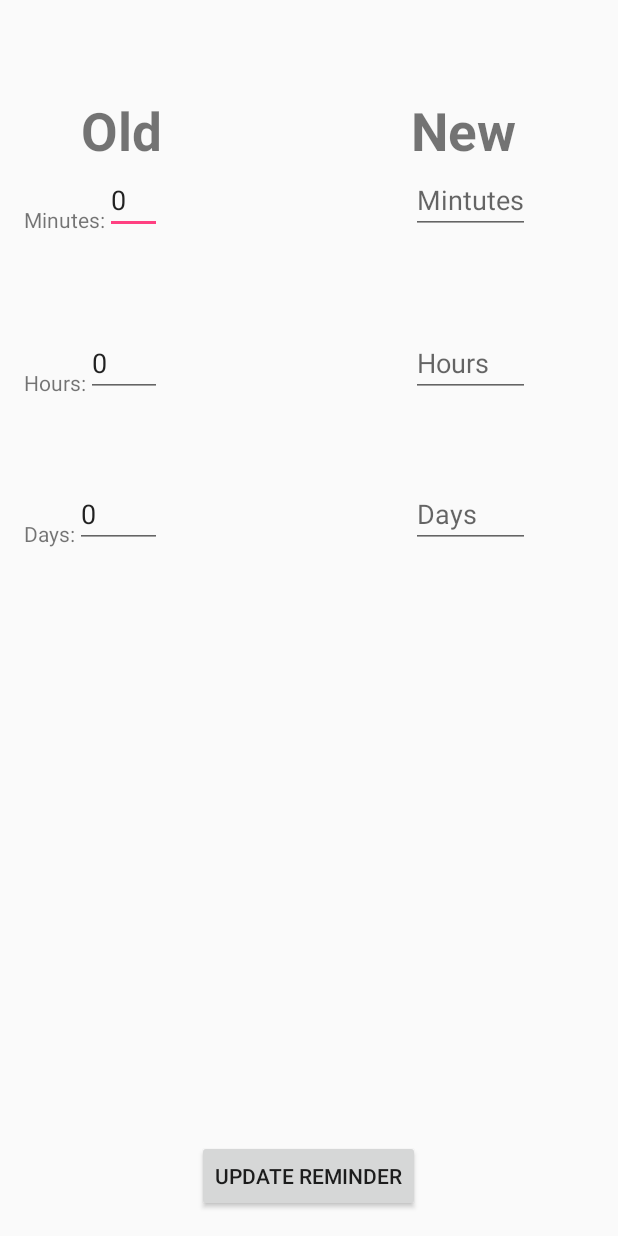
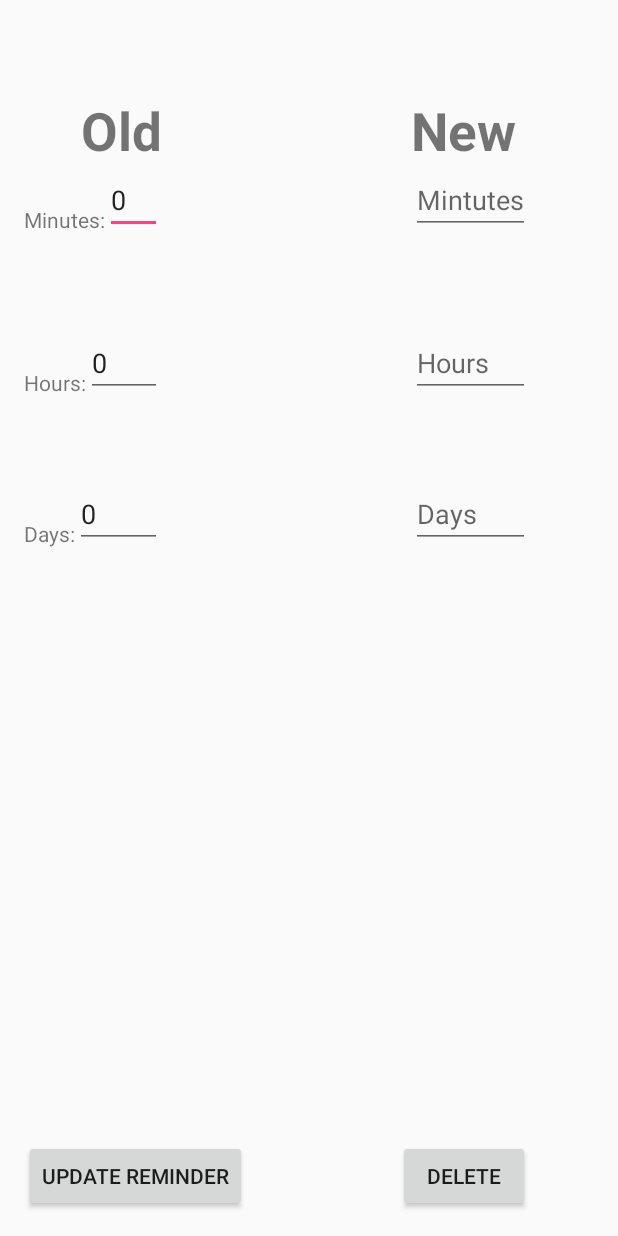
Before and after one commit to MansBestFriend/code, an Android app: the EditReminder screen opened directly, with no data from a screen before it, on a phone screen of 412 x 824 dp. Run offline under Robolectric (Android 15) with nearby library versions, the phone set to English and light mode, and no system bars; 2 statements that could not run were skipped.

Commit message:
Remove reminders options

```diff
--- a/app/src/main/res/layout/content_edit_reminder.xml
+++ b/app/src/main/res/layout/content_edit_reminder.xml
@@ -146,5 +146,15 @@
         android:text="Update Reminder"
         android:id="@+id/updateRmBtn"
         android:layout_alignParentBottom="true"
-        android:layout_centerHorizontal="true" />
+        android:layout_alignParentLeft="true"
+        android:layout_alignParentStart="true" />
+
+    <Button
+        android:layout_width="wrap_content"
+        android:layout_height="wrap_content"
+        android:text="Delete"
+        android:id="@+id/delRemindBtn"
+        android:layout_alignParentBottom="true"
+        android:layout_alignRight="@+id/editDay"
+        android:layout_alignEnd="@+id/editDay" />
 </RelativeLayout>
--- a/app/src/main/res/layout/content_reminder_list.xml
+++ b/app/src/main/res/layout/content_reminder_list.xml
@@ -44,7 +44,7 @@
     <Button
         android:layout_width="wrap_content"
         android:layout_height="wrap_content"
-        android:text="Remove"
+        android:text="Remove All"
         android:id="@+id/testBtn"
         android:layout_alignTop="@+id/addNewReminderButton"
         android:layout_alignRight="@+id/remindersList"
```
Also changed, not shown: app/src/main/java/com/github/joey/mansbestfriend/EditReminder.java (+19 -1 lines), app/src/main/java/com/github/joey/mansbestfriend/NewReminder.java (+6 -2 lines), app/src/main/java/com/github/joey/mansbestfriend/ReminderList.java (+9 -1 lines).
